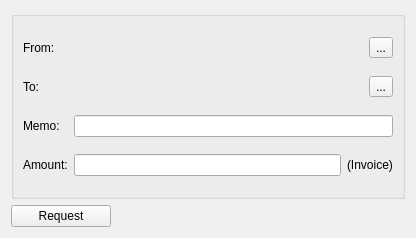
Above: src/gui/widgets/requestdlg.ui from Open-Transactions/Moneychanger before the change. Below: the same form after it.
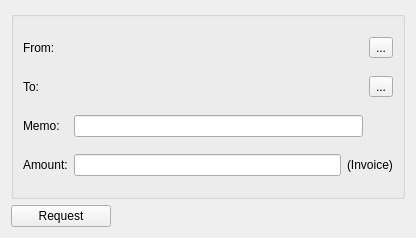
That is the form after the change. Icons and pictures are not drawn.

The edit to the form file:
```diff
--- a/src/gui/widgets/requestdlg.ui
+++ b/src/gui/widgets/requestdlg.ui
@@ -116,9 +116,6 @@
         </property>
        </widget>
       </item>
-      <item row="2" column="1" colspan="3">
-       <widget class="QLineEdit" name="memoEdit"/>
-      </item>
       <item row="3" column="0">
        <widget class="QLabel" name="label_5">
         <property name="maximumSize">
@@ -149,6 +146,9 @@
         </property>
        </widget>
       </item>
+      <item row="2" column="1" colspan="2">
+       <widget class="QLineEdit" name="memoEdit"/>
+      </item>
      </layout>
     </widget>
    </item>
```
